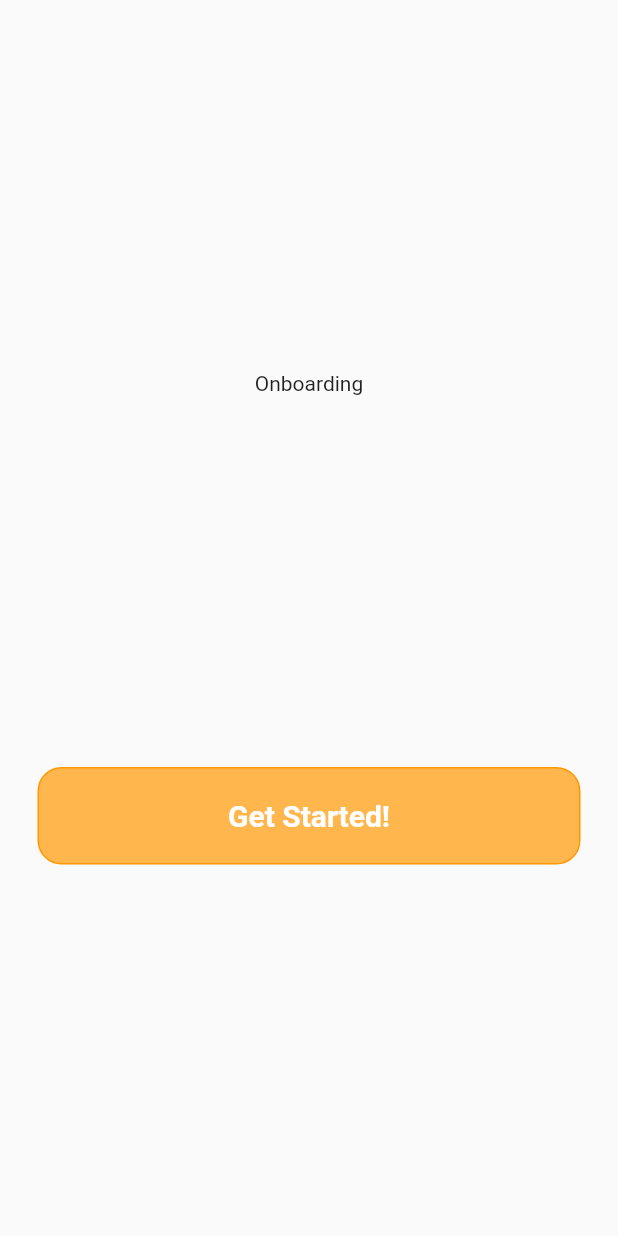
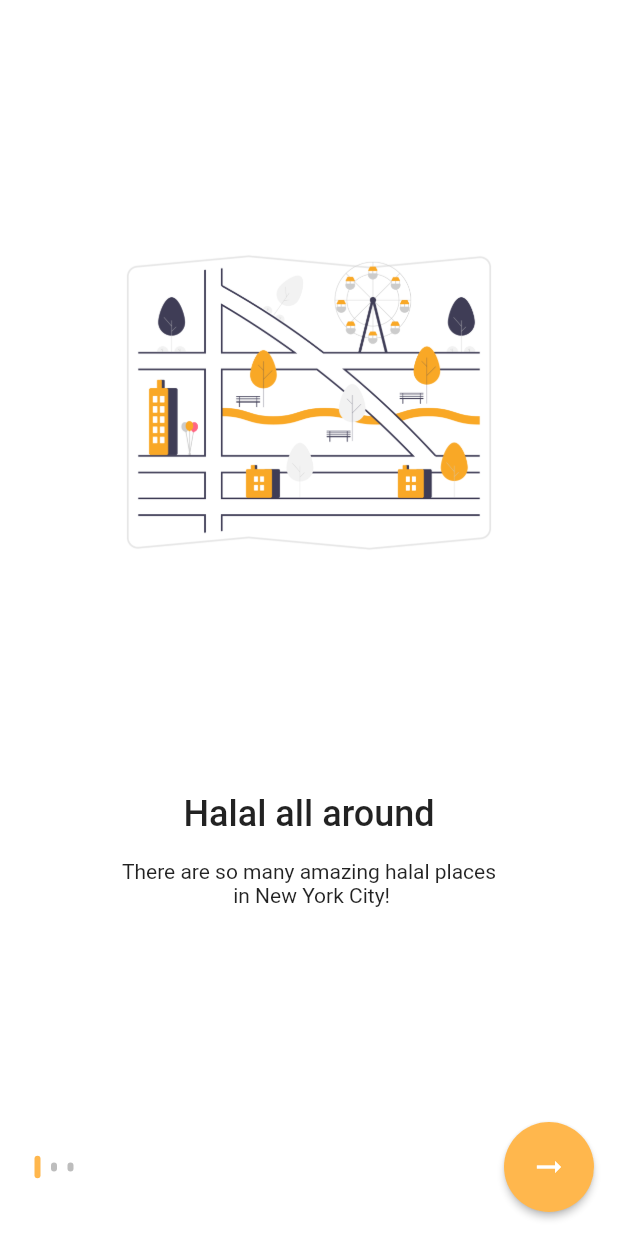
Before and after one commit to RadhyyahHossain/HalalApp, a Flutter app: the screen it shows after launch, on a phone screen of 412 x 824 dp. Run offline on Flutter 3.47's test engine with Material 2 defaults, Android fonts, the phone set to English and light mode, and no system bars.

Commit message:
Made onboarding screen

```diff
--- a/lib/screens/onboarding_screen.dart
+++ b/lib/screens/onboarding_screen.dart
@@ -1,27 +1,188 @@
 import 'package:flutter/material.dart';
 import 'package:halalapp/components/my_button.dart';
+import 'package:halalapp/constants.dart';
 
-class OnboardingScreen extends StatelessWidget {
+class OnboardingScreen extends StatefulWidget {
   const OnboardingScreen({Key? key}) : super(key: key);
+
+  @override
+  State<OnboardingScreen> createState() => _OnboardingScreenState();
+}
+
+class _OnboardingScreenState extends State<OnboardingScreen> {
+  late PageController _pageController;
+  int _pageIndex = 0;
+
+  @override
+  void initState() {
+    _pageController = PageController(initialPage: 0);
+    super.initState();
+  }
+
+  @override
+  void dispose() {
+    _pageController.dispose();
+    super.dispose();
+  }
 
   @override
   Widget build(BuildContext context) {
     return Scaffold(
+      backgroundColor: Colors.white,
       body: SafeArea(
+        child: Padding(
+          padding: const EdgeInsets.all(8.0),
           child: Column(
             children: [
+              Expanded(
+                child: PageView.builder(
+                    onPageChanged: (index) {
+                      setState(() {
+                        _pageIndex = index;
+                      });
+                    },
+                    itemCount: demo_data.length,
+                    controller: _pageController,
+                    itemBuilder: (context, index) => OnboardingContent(
+                        imagePath: demo_data[index].imagePath,
+                        text: demo_data[index].title,
+                        description: demo_data[index].description)),
+              ),
+              Padding(
+                padding: const EdgeInsets.all(8.0),
+                child: Row(
+                  children: [
+                    ...List.generate(
+                      demo_data.length,
+                      (index) => Padding(
+                        padding: const EdgeInsets.only(left: 7.0),
+                        child: DotIndicator(
+                          isActive: index == _pageIndex,
+                        ),
+                      ),
+                    ),
                     Spacer(),
-          Text("Onboarding"),
+                    SizedBox(
+                      height: 60,
+                      width: 60,
+                      child: ElevatedButton(
+                        onPressed: () {
+                          if (_pageController.page == demo_data.length - 1) {
+                            Navigator.pushNamed(context, "/login");
+                          } else {
+                            _pageController.nextPage(
+                                duration: Duration(milliseconds: 300),
+                                curve: Curves.easeInOut);
+                          }
+                        },
+                        style: ElevatedButton.styleFrom(
+                          shape: CircleBorder(),
+                          backgroundColor: kPrimaryColor,
+                        ),
+                        child: Icon(Icons.arrow_right_alt),
+                      ),
+                    ),
+                  ],
+                ),
+              )
+            ],
+          ),
+        ),
+      ),
+    );
+  }
+}
+
+class DotIndicator extends StatelessWidget {
+  const DotIndicator({
+    Key? key,
+    this.isActive = false,
+  }) : super(key: key);
+
+  final bool isActive;
+
+  @override
+  Widget build(BuildContext context) {
+    return Container(
+      height: isActive ? 15 : 6,
+      width: 4,
+      decoration: BoxDecoration(
+        color: isActive ? kPrimaryColor : Colors.grey.shade400,
+        borderRadius: BorderRadius.all(Radius.circular(12)),
+      ),
+    );
+  }
+}
+
+class Onboard {
+  final String imagePath, title, description;
+  Onboard(
+      {required this.imagePath,
+      required this.title,
+      required this.description});
+}
+
+final List<Onboard> demo_data = [
+  Onboard(
+    imagePath: "assets/undraw_tourist_map.png",
+    title: "Halal all around",
+    description: "There are so many amazing halal places\n in New York City!",
+  ),
+  Onboard(
+    imagePath: "assets/undraw_Tasting.png",
+    title: "Influencers all around",
+    description:
+        "And there are so many different influencers, websites, and more \n that show you the coolest halal places in NYC",
+  ),
+  Onboard(
+    imagePath: "assets/undraw_Eating_together.png",
+    title: "All in one place",
+    description:
+        "Our goal is to put all the amazing halal places in one place. \nFind and explore neighborhood stores around you! \n Let's get started!",
+  ),
+];
+
+class OnboardingContent extends StatelessWidget {
+  const OnboardingContent({
+    Key? key,
+    required this.imagePath,
+    required this.text,
+    required this.description,
+  }) : super(key: key);
+
+  final String imagePath;
+  final String text;
+  final String description;
+
+  @override
+  Widget build(BuildContext context) {
+    return Column(
+      crossAxisAlignment: CrossAxisAlignment.center,
+      children: [
+        SizedBox(width: double.infinity),
         Spacer(),
-          MyButton(
-            buttonText: "Get Started!",
-            onTap: () {
-              Navigator.pushNamed(context, "/login");
-            },
+        Image.asset(
+          imagePath,
+          height: 250,
+        ),
+        Spacer(),
+        Text(
+          text,
+          textAlign: TextAlign.center,
+          style: Theme.of(context)
+              .textTheme
+              .headline5!
+              .copyWith(fontWeight: FontWeight.w500),
+        ),
+        SizedBox(
+          height: 16,
+        ),
+        Text(
+          description,
+          textAlign: TextAlign.center,
         ),
         Spacer(),
       ],
-      ),
-    ));
+    );
   }
 }
--- a/pubspec.yaml
+++ b/pubspec.yaml
@@ -61,9 +61,8 @@ flutter:
   uses-material-design: true
 
   # To add assets to your application, add an assets section, like this:
-  #assets:
-  #  - assets/google.png
-  #   - images/a_dot_ham.jpeg
+  assets:
+   - assets/
 
   # An image asset can refer to one or more resolution-specific "variants", see
   # https://flutter.dev/assets-and-images/#resolution-aware
```
Also changed, not shown: assets/undraw_Eating_together.png (added), assets/undraw_Tasting.png (added), assets/undraw_tourist_map.png (added). Lines whose indentation alone changed are shown as unchanged.
